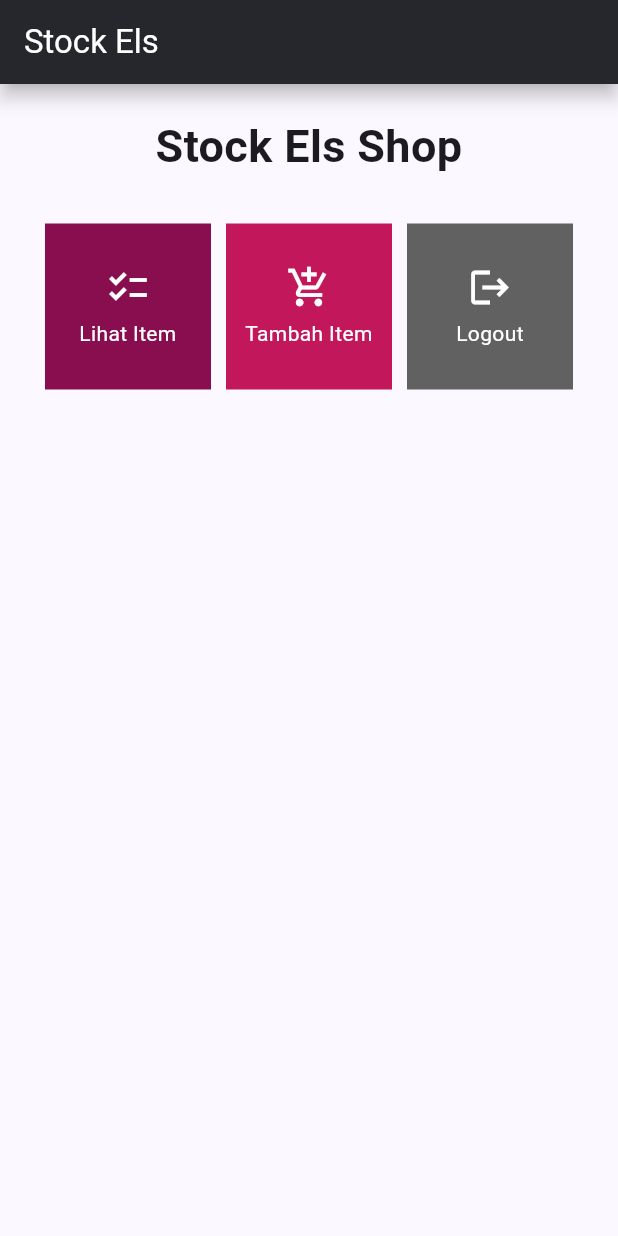
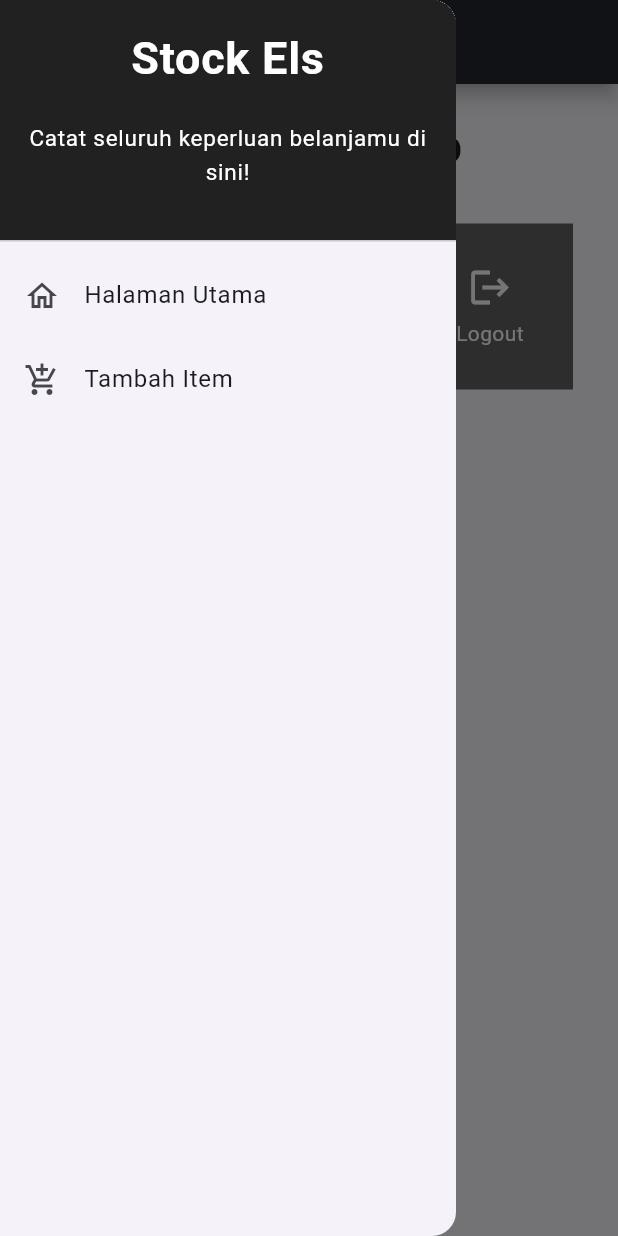
Before and after one commit to cheerylaisyah/stock-els-mobile, a Flutter app: the screen it shows after launch, with the side drawer open (before the commit the screen has no drawer), on a phone screen of 412 x 824 dp. Run offline on Flutter 3.47's test engine with Material 2 defaults, Android fonts, the phone set to English and light mode, and no system bars.

Commit message:
finished tugas 7

```diff
--- a/lib/main.dart
+++ b/lib/main.dart
@@ -1,5 +1,5 @@
 import 'package:flutter/material.dart';
-import 'package:stock_els/menu.dart';
+import 'package:stock_els/screens/menu.dart';
 
 void main() {
   runApp(const MyApp());
--- a/lib/menu.dart
+++ b/lib/screens/menu.dart
@@ -1,5 +1,8 @@
 import 'package:flutter/material.dart';
 import 'dart:math';
+import 'package:stock_els/widgets/left_drawer.dart';
+import 'package:stock_els/screens/shoplist_form.dart';
+import 'package:stock_els/widgets/shop_card.dart';
 
 class MyHomePage extends StatelessWidget {
     MyHomePage({Key? key}) : super(key: key);
@@ -22,6 +25,7 @@ class MyHomePage extends StatelessWidget {
                 elevation: 5, // Control the shadow depth
                 shadowColor: Colors.black, // Color of the shadow
             ),
+            drawer: const LeftDrawer(),
             body: SingleChildScrollView(
                 // Widget wrapper yang dapat discroll
                 child: Padding(
@@ -69,56 +73,3 @@ class ShopItem {
 
   ShopItem(this.name, this.icon);
 }
-
-class ShopCard extends StatelessWidget {
-   final ShopItem item;
-
-   const ShopCard(this.item, {super.key});
-
-   @override
-   Widget build(BuildContext context) {
-    var buttonColor;
-    if (item.name.compareTo("Lihat Item") == 0) {
-      buttonColor= Colors.pink[900];
-    }
-    else if (item.name.compareTo("Tambah Item") == 0) {
-      buttonColor= Colors.pink[700];
-    }
-    else if (item.name.compareTo("Logout") == 0) {
-      buttonColor= Colors.grey[700];
-    }
-
-    return Material(
-      color: buttonColor,
-      child: InkWell(
-        onTap: () {
-          ScaffoldMessenger.of(context)
-            ..hideCurrentSnackBar()
-            ..showSnackBar(SnackBar(
-                content: Text("Kamu telah menekan tombol ${item.name}!")));
-        },
-        child: Container(
-          padding: const EdgeInsets.all(8),
-          child: Center(
-            child: Column(
-              mainAxisAlignment: MainAxisAlignment.center,
-              children: [
-                Icon(
-                  item.icon,
-                  color: Colors.white, // Set warna text icon menjadi putih
-                  size: 30.0,
-                ),
-                const Padding(padding: EdgeInsets.all(3)),
-                Text(
-                  item.name,
-                  textAlign: TextAlign.center,
-                  style: const TextStyle(color: Colors.white),
-                ),
-              ],
-            ),
-          ),
-        ),
-      ),
-    );
-  }
-}
--- /dev/null
+++ b/lib/widgets/left_drawer.dart
@@ -0,0 +1,76 @@
+import 'package:flutter/material.dart';
+import 'package:stock_els/screens/menu.dart';
+import 'package:stock_els/screens/shoplist_form.dart';
+// TODO: Impor halaman ShopFormPage jika sudah dibuat
+
+class LeftDrawer extends StatelessWidget {
+  const LeftDrawer({super.key});
+
+  @override
+  Widget build(BuildContext context) {
+    return Drawer(
+      child: ListView(
+        children: [
+          const DrawerHeader(
+            decoration: BoxDecoration(
+                color: Color(0xFF212121),
+            ),
+            child: Column(
+                children: [
+                Text(
+                    'Stock Els',
+                    textAlign: TextAlign.center,
+                    style: TextStyle(
+                    fontSize: 30,
+                    fontWeight: FontWeight.bold,
+                    color: Colors.white,
+                    ),
+                ),
+                Padding(padding: EdgeInsets.all(10)),
+                Text(
+                    'Catat seluruh keperluan belanjamu di sini!',
+                    // TODO: Tambahkan gaya teks dengan center alignment, font ukuran 15, warna putih, dan weight biasa
+                    textAlign: TextAlign.center,
+                    style: TextStyle(
+                    fontSize: 15,
+                    fontWeight: FontWeight.normal,
+                    color: Colors.white,
+                    ),
+                    )
+                ],
+            ),
+          ),
+          // TODO: Bagian routing
+          ListTile(
+            leading: const Icon(Icons.home_outlined),
+            title: const Text('Halaman Utama'),
+            // Bagian redirection ke MyHomePage
+            onTap: () {
+                Navigator.pushReplacement(
+                    context,
+                    MaterialPageRoute(
+                        builder: (context) => MyHomePage(),
+                    ));
+             },
+          ),
+         ListTile(
+            leading: const Icon(Icons.add_shopping_cart),
+            title: const Text('Tambah Item'),
+            // Bagian redirection ke ShopFormPage
+            onTap: () {
+                /*
+                TODO: Buatlah routing ke ShopFormPage di sini,
+                setelah halaman ShopFormPage sudah dibuat.
+                */
+                Navigator.pushReplacement(
+                    context,
+                    MaterialPageRoute(
+                        builder: (context) => ShopFormPage(),
+                    ));
+            },
+         ),
+        ],
+      ),
+    );
+  }
+}
--- /dev/null
+++ b/lib/widgets/shop_card.dart
@@ -0,0 +1,64 @@
+import 'package:flutter/material.dart';
+import 'package:stock_els/screens/shoplist_form.dart';
+import 'package:stock_els/screens/menu.dart';
+
+class ShopCard extends StatelessWidget {
+   final ShopItem item;
+
+   const ShopCard(this.item, {super.key});
+
+   @override
+   Widget build(BuildContext context) {
+    var buttonColor;
+    if (item.name.compareTo("Lihat Item") == 0) {
+      buttonColor= Colors.pink[900];
+    }
+    else if (item.name.compareTo("Tambah Item") == 0) {
+      buttonColor= Colors.pink[700];
+    }
+    else if (item.name.compareTo("Logout") == 0) {
+      buttonColor= Colors.grey[700];
+    }
+
+    return Material(
+      color: buttonColor,
+      child: InkWell(
+        onTap: () {
+          ScaffoldMessenger.of(context)
+            ..hideCurrentSnackBar()
+            ..showSnackBar(SnackBar(
+                content: Text("Kamu telah menekan tombol ${item.name}!")));
+                // Navigate ke route yang sesuai (tergantung jenis tombol)
+          if (item.name == "Tambah Item") {
+            // TODO: Gunakan Navigator.push untuk melakukan navigasi ke MaterialPageRoute yang mencakup ShopFormPage.
+            Navigator.push(
+            context,
+            MaterialPageRoute(builder: (context) => ShopFormPage()),
+          );
+          }
+        },
+        child: Container(
+          padding: const EdgeInsets.all(8),
+          child: Center(
+            child: Column(
+              mainAxisAlignment: MainAxisAlignment.center,
+              children: [
+                Icon(
+                  item.icon,
+                  color: Colors.white, // Set warna text icon menjadi putih
+                  size: 30.0,
+                ),
+                const Padding(padding: EdgeInsets.all(3)),
+                Text(
+                  item.name,
+                  textAlign: TextAlign.center,
+                  style: const TextStyle(color: Colors.white),
+                ),
+              ],
+            ),
+          ),
+        ),
+      ),
+    );
+  }
+}
```
Also changed, not shown: lib/screens/shoplist_form.dart (added, +224 -0 lines).
